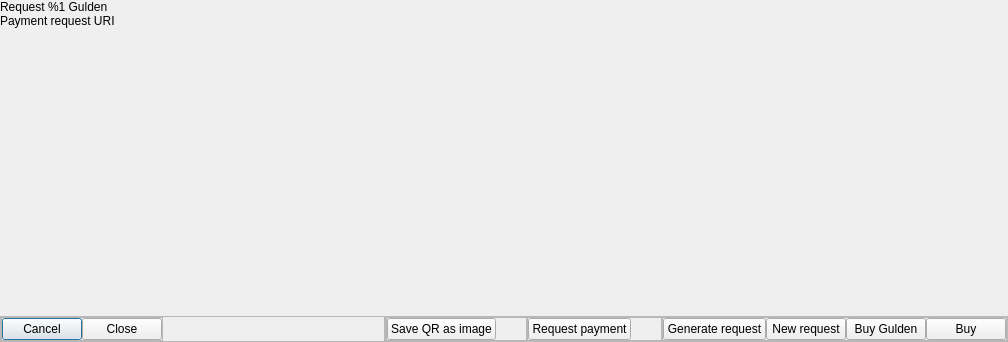
This is src/qt/_Gulden/forms/receivecoinsdialog.ui in frozenflux3/munt-official as Qt 5 draws it before an edit. The edited form follows.
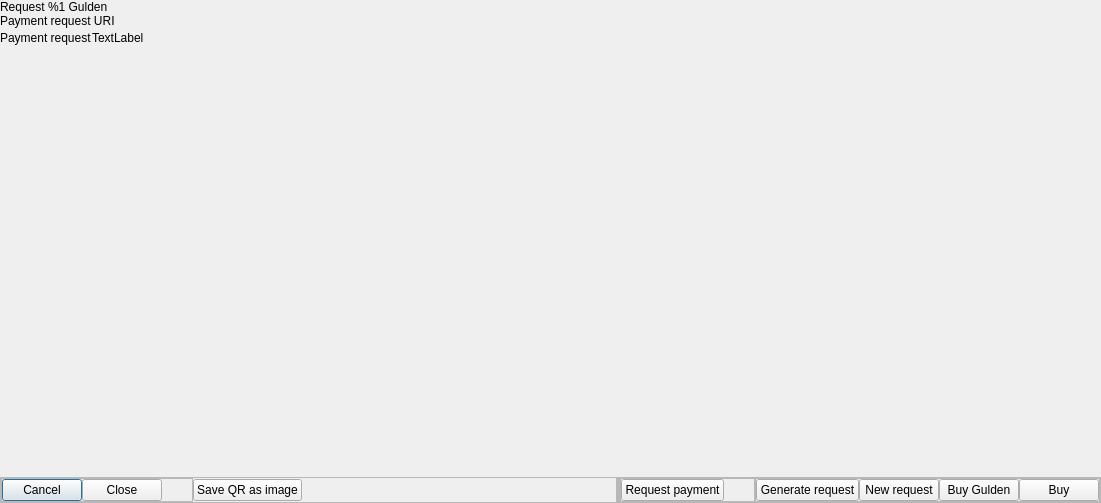
This is the edited form. The open tabs and pages were chosen to show the change. Custom widgets are drawn as their Qt base class.

Commit message: UI: Neaten up "request payment" dialog.

What changed in the file:
```diff
--- a/src/qt/_Gulden/forms/receivecoinsdialog.ui
+++ b/src/qt/_Gulden/forms/receivecoinsdialog.ui
@@ -6,8 +6,8 @@
    <rect>
     <x>0</x>
     <y>0</y>
-    <width>1008</width>
-    <height>342</height>
+    <width>1101</width>
+    <height>503</height>
    </rect>
   </property>
   <property name="sizePolicy">
@@ -288,20 +288,56 @@
             </widget>
            </item>
            <item>
-            <widget class="QLabel" name="labelPaymentRequest">
-             <property name="toolTip">
-              <string notr="true"/>
+            <layout class="QHBoxLayout" name="horizontalLayout_9">
+             <property name="spacing">
+              <number>0</number>
              </property>
-             <property name="text">
-              <string/>
-             </property>
-             <property name="indent">
+             <property name="bottomMargin">
               <number>0</number>
              </property>
-             <property name="textInteractionFlags">
-              <set>Qt::TextSelectableByKeyboard|Qt::TextSelectableByMouse</set>
-             </property>
-            </widget>
+             <item>
+              <widget class="QLabel" name="labelPaymentRequest">
+               <property name="toolTip">
+                <string notr="true"/>
+               </property>
+               <property name="text">
+                <string notr="true">Payment request</string>
+               </property>
+               <property name="indent">
+                <number>0</number>
+               </property>
+               <property name="textInteractionFlags">
+                <set>Qt::TextSelectableByKeyboard|Qt::TextSelectableByMouse</set>
+               </property>
+              </widget>
+             </item>
+             <item>
+              <widget class="QLabel" name="requestCopyToClipboardButton">
+               <property name="toolTip">
+                <string>Copy request to clipboard</string>
+               </property>
+               <property name="text">
+                <string>TextLabel</string>
+               </property>
+               <property name="indent">
+                <number>0</number>
+               </property>
+              </widget>
+             </item>
+             <item>
+              <spacer name="horizontalSpacer_3">
+               <property name="orientation">
+                <enum>Qt::Horizontal</enum>
+               </property>
+               <property name="sizeHint" stdset="0">
+                <size>
+                 <width>40</width>
+                 <height>20</height>
+                </size>
+               </property>
+              </spacer>
+             </item>
+            </layout>
            </item>
            <item>
             <widget class="ClickableQRImage" name="requestQRImage">
@@ -313,8 +349,8 @@
              </property>
              <property name="minimumSize">
               <size>
-               <width>220</width>
-               <height>220</height>
+               <width>260</width>
+               <height>260</height>
               </size>
              </property>
              <property name="toolTip">
@@ -425,9 +461,38 @@
                </property>
               </widget>
              </item>
+             <item>
+              <spacer name="accountRequestPaymentButtonSpacer_2">
+               <property name="orientation">
+                <enum>Qt::Horizontal</enum>
+               </property>
+               <property name="sizeType">
+                <enum>QSizePolicy::Maximum</enum>
+               </property>
+               <property name="sizeHint" stdset="0">
+                <size>
+                 <width>30</width>
+                 <height>20</height>
+                </size>
+               </property>
+              </spacer>
+             </item>
             </layout>
            </widget>
           </item>
+          <item>
+           <widget class="QPushButton" name="accountSaveQRButton">
+            <property name="sizePolicy">
+             <sizepolicy hsizetype="Minimum" vsizetype="Fixed">
+              <horstretch>0</horstretch>
+              <verstretch>0</verstretch>
+             </sizepolicy>
+            </property>
+            <property name="text">
+             <string>Save QR as image</string>
+            </property>
+           </widget>
+          </item>
           <item>
            <spacer name="accountButtonSpacer">
             <property name="orientation">
@@ -507,35 +572,6 @@
              <property name="bottomMargin">
               <number>0</number>
              </property>
-             <item>
-              <widget class="QPushButton" name="accountSaveQRButton">
-               <property name="sizePolicy">
-                <sizepolicy hsizetype="Minimum" vsizetype="Fixed">
-                 <horstretch>0</horstretch>
-                 <verstretch>0</verstretch>
-                </sizepolicy>
-               </property>
-               <property name="text">
-                <string>Save QR as image</string>
-               </property>
-              </widget>
-             </item>
-             <item>
-              <spacer name="accountSaveQRButtonSpacer">
-               <property name="orientation">
-                <enum>Qt::Horizontal</enum>
-               </property>
-               <property name="sizeType">
-                <enum>QSizePolicy::Maximum</enum>
-               </property>
-               <property name="sizeHint" stdset="0">
-                <size>
-                 <width>30</width>
-                 <height>20</height>
-                </size>
-               </property>
-              </spacer>
-             </item>
             </layout>
            </widget>
           </item>
```
Left out of the diff: 30 changed lines with no effect on the pictures. The commit also changes 4 other files.
